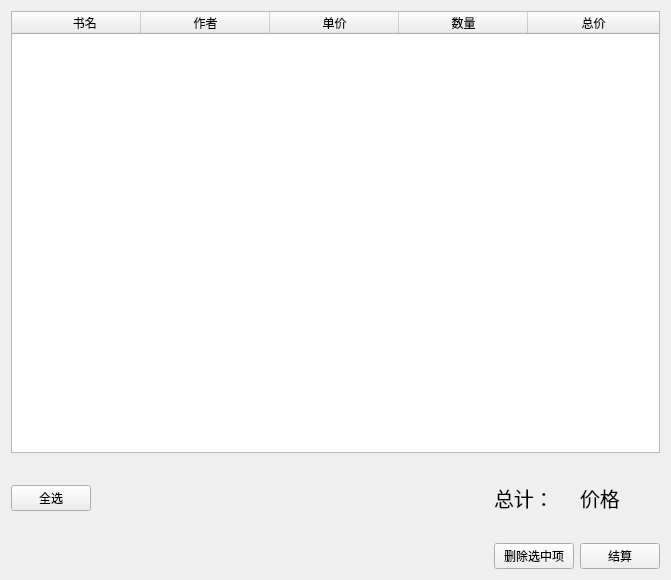
First picture: the form in ui/ui_cart.ui, repository inverse-limit/database-proj, before the edit.
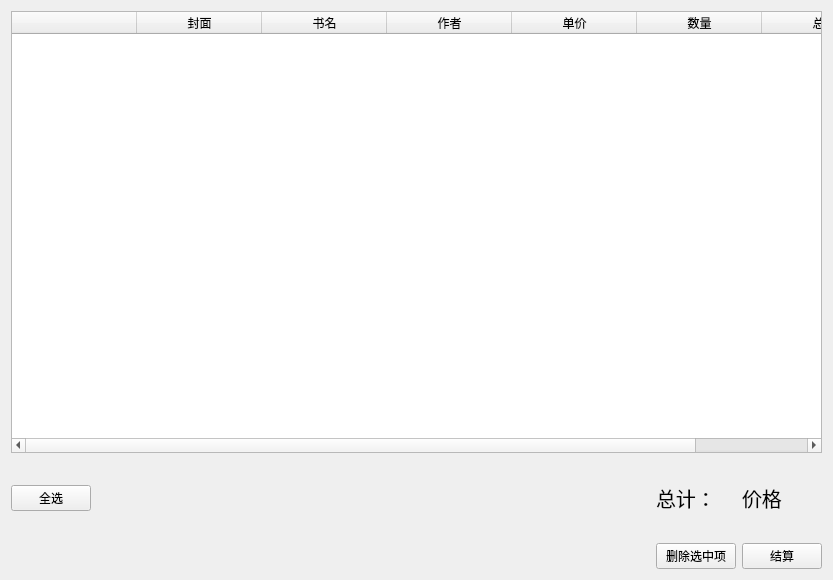
Second picture: the form after the edit.

Patch:
```diff
--- a/ui/ui_cart.ui
+++ b/ui/ui_cart.ui
@@ -6,7 +6,7 @@
    <rect>
     <x>0</x>
     <y>0</y>
-    <width>671</width>
+    <width>833</width>
     <height>580</height>
    </rect>
   </property>
@@ -23,7 +23,7 @@
       <bool>true</bool>
      </attribute>
      <attribute name="horizontalHeaderDefaultSectionSize">
-      <number>129</number>
+      <number>125</number>
      </attribute>
      <attribute name="horizontalHeaderStretchLastSection">
       <bool>true</bool>
@@ -31,9 +31,22 @@
      <attribute name="verticalHeaderVisible">
       <bool>false</bool>
      </attribute>
+     <attribute name="verticalHeaderDefaultSectionSize">
+      <number>90</number>
+     </attribute>
      <column>
       <property name="text">
-       <string>     书名</string>
+       <string/>
+      </property>
+     </column>
+     <column>
+      <property name="text">
+       <string>封面</string>
+      </property>
+     </column>
+     <column>
+      <property name="text">
+       <string>书名</string>
       </property>
      </column>
      <column>
```
